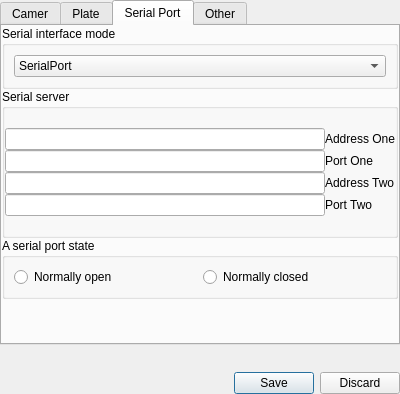
Qt form MainUI/channelsettingwidget.ui (519984307/Container_20191221) before a commit.
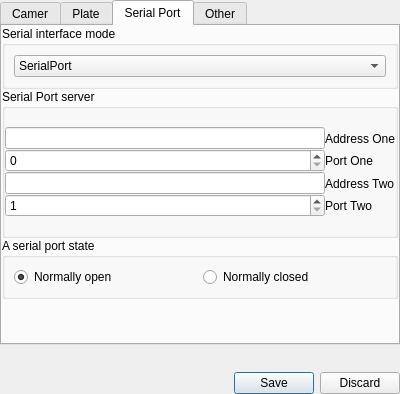
The same form after that commit. The open tabs and pages were chosen to show the change.

The edit to the form file:
```diff
--- a/MainUI/channelsettingwidget.ui
+++ b/MainUI/channelsettingwidget.ui
@@ -402,7 +402,7 @@
            <item row="0" column="0">
             <widget class="QGroupBox" name="groupBox_12">
              <property name="title">
-              <string>Serial server</string>
+              <string>Serial Port server</string>
              </property>
              <layout class="QGridLayout" name="gridLayout_22">
               <property name="leftMargin">
@@ -426,13 +426,20 @@
                  <widget class="QLineEdit" name="lineEdit_5"/>
                 </item>
                 <item>
-                 <widget class="QLineEdit" name="lineEdit_6"/>
+                 <widget class="QSpinBox" name="PortOne"/>
                 </item>
                 <item>
                  <widget class="QLineEdit" name="lineEdit_7"/>
                 </item>
                 <item>
-                 <widget class="QLineEdit" name="lineEdit_8"/>
+                 <widget class="QSpinBox" name="PortTow">
+                  <property name="minimum">
+                   <number>1</number>
+                  </property>
+                  <property name="value">
+                   <number>1</number>
+                  </property>
+                 </widget>
                 </item>
                </layout>
               </item>
@@ -486,6 +493,9 @@
             <property name="text">
              <string>Normally open</string>
             </property>
+            <property name="checked">
+             <bool>true</bool>
+            </property>
            </widget>
           </item>
           <item row="0" column="1">
```
Left out of the diff: 30 changed lines with no effect on the pictures.
